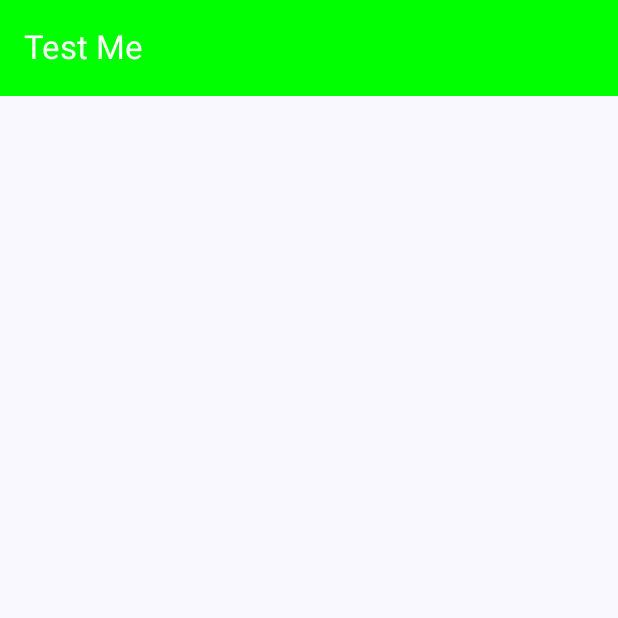
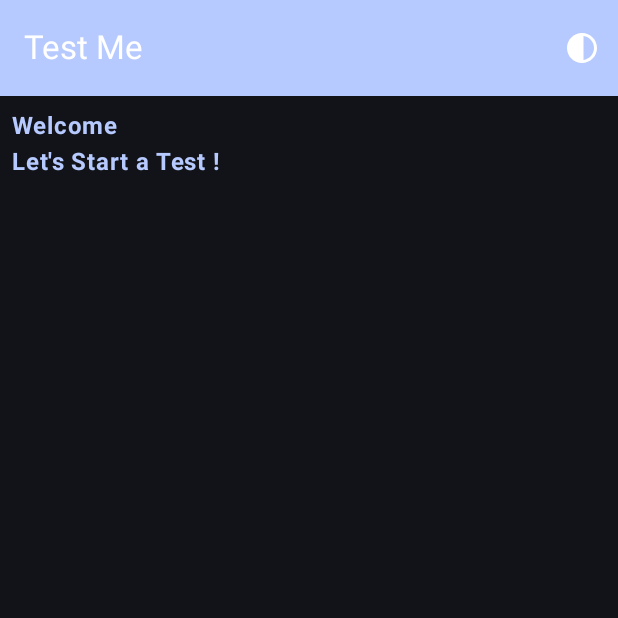
Before and after one commit to Al-AminJoy/Test-Me, an Android app built with Jetpack Compose: the screen it shows after launch (MainActivity), on a phone screen of 412 x 824 dp, the top half of it. Run offline under Robolectric (Android 15) with nearby library versions, the phone set to English and light mode, and no system bars.

Commit message:
Toolbar brushup

```diff
--- a/app/build.gradle
+++ b/app/build.gradle
@@ -63,4 +63,8 @@ dependencies {
     androidTestImplementation 'androidx.compose.ui:ui-test-junit4'
     debugImplementation 'androidx.compose.ui:ui-tooling'
     debugImplementation 'androidx.compose.ui:ui-test-manifest'
+
+    //Icons
+    implementation 'androidx.compose.material:material-icons-extended:1.5.4'
+
 }
--- a/app/src/main/java/com/alamin/testme/MainActivity.kt
+++ b/app/src/main/java/com/alamin/testme/MainActivity.kt
@@ -3,10 +3,20 @@ package com.alamin.testme
 import android.os.Bundle
 import androidx.activity.ComponentActivity
 import androidx.activity.compose.setContent
+import androidx.compose.foundation.layout.Arrangement
 import androidx.compose.foundation.layout.Box
+import androidx.compose.foundation.layout.Column
+import androidx.compose.foundation.layout.Row
 import androidx.compose.foundation.layout.fillMaxSize
+import androidx.compose.foundation.layout.fillMaxWidth
 import androidx.compose.foundation.layout.padding
+import androidx.compose.material.icons.Icons
+import androidx.compose.material.icons.filled.Contrast
+import androidx.compose.material.icons.filled.Home
+import androidx.compose.material3.Button
 import androidx.compose.material3.ExperimentalMaterial3Api
+import androidx.compose.material3.Icon
+import androidx.compose.material3.IconButton
 import androidx.compose.material3.MaterialTheme
 import androidx.compose.material3.Scaffold
 import androidx.compose.material3.Surface
@@ -15,36 +25,59 @@ import androidx.compose.material3.TopAppBar
 import androidx.compose.material3.TopAppBarColors
 import androidx.compose.material3.TopAppBarDefaults
 import androidx.compose.runtime.Composable
+import androidx.compose.runtime.mutableStateOf
+import androidx.compose.runtime.remember
+import androidx.compose.ui.Alignment
 import androidx.compose.ui.Modifier
 import androidx.compose.ui.graphics.Color
+import androidx.compose.ui.text.font.FontWeight
 import androidx.compose.ui.tooling.preview.Preview
+import androidx.compose.ui.unit.dp
+import androidx.compose.ui.unit.sp
+import com.alamin.testme.screen.HomeScreen
 import com.alamin.testme.ui.theme.Pink40
 import com.alamin.testme.ui.theme.TestMeTheme
+import com.alamin.testme.ui.theme.White
 
 class MainActivity : ComponentActivity() {
     @OptIn(ExperimentalMaterial3Api::class)
     override fun onCreate(savedInstanceState: Bundle?) {
         super.onCreate(savedInstanceState)
         setContent {
-            TestMeTheme {
-                Scaffold(topBar = {
-                    TopAppBar(
-                        colors = TopAppBarDefaults.smallTopAppBarColors(containerColor = Color.Green, titleContentColor = Color.White),
-                        title = { Text(text = "Test Me") },
-
-                        )
-                }) {
-                    Box(modifier = Modifier.padding(it)) {
-                        App()
-                    }
-                }
-            }
+            App()
         }
     }
 
+    @OptIn(ExperimentalMaterial3Api::class)
     @Composable
     @Preview
     fun App() {
 
+        var themeMode = remember {mutableStateOf(true) }
+
+        TestMeTheme (darkTheme = themeMode.value){
+            Scaffold(topBar = {
+                TopAppBar(
+                    colors = TopAppBarDefaults.smallTopAppBarColors(containerColor = MaterialTheme.colorScheme.primary, titleContentColor = Color.White),
+                    title = { Row(horizontalArrangement = Arrangement.SpaceBetween, verticalAlignment = Alignment.CenterVertically, modifier = Modifier.fillMaxWidth()) {
+                        Text(text = "Test Me")
+                        IconButton(onClick = {
+                            themeMode.value = !themeMode.value
+                        }) {
+                            Icon(imageVector = Icons.Filled.Contrast, contentDescription = "Theme Changer")
+                        }
+                    }
+                    },
+
+                    )
+            }) {
+                Box(modifier = Modifier.padding(it)) {
+                   HomeScreen()
+                }
+            }
+        }
+
+
+
     }
 }
--- /dev/null
+++ b/app/src/main/java/com/alamin/testme/screen/HomeScreen.kt
@@ -0,0 +1,25 @@
+package com.alamin.testme.screen
+
+import androidx.compose.foundation.layout.Column
+import androidx.compose.foundation.layout.fillMaxSize
+import androidx.compose.foundation.layout.padding
+import androidx.compose.material3.MaterialTheme
+import androidx.compose.material3.Text
+import androidx.compose.runtime.Composable
+import androidx.compose.ui.Modifier
+import androidx.compose.ui.text.font.FontWeight
+import androidx.compose.ui.unit.dp
+import androidx.compose.ui.unit.sp
+
+@Composable
+fun HomeScreen() {
+    Column(modifier = Modifier
+        .fillMaxSize()
+        .padding(8.dp)) {
+
+        Text(text = "Welcome \nLet's Start a Test !",
+            color = MaterialTheme.colorScheme.primary,
+            fontSize = 16.sp, fontWeight = FontWeight.Bold)
+
+    }
+}
--- a/app/src/main/java/com/alamin/testme/ui/theme/Color.kt
+++ b/app/src/main/java/com/alamin/testme/ui/theme/Color.kt
@@ -9,3 +9,7 @@ val Pink80 = Color(0xFFEFB8C8)
 val Purple40 = Color(0xFF6650a4)
 val PurpleGrey40 = Color(0xFF625b71)
 val Pink40 = Color(0xFF7D5260)
+
+val White  = Color.White
+
+val Black = Color.Black
```
